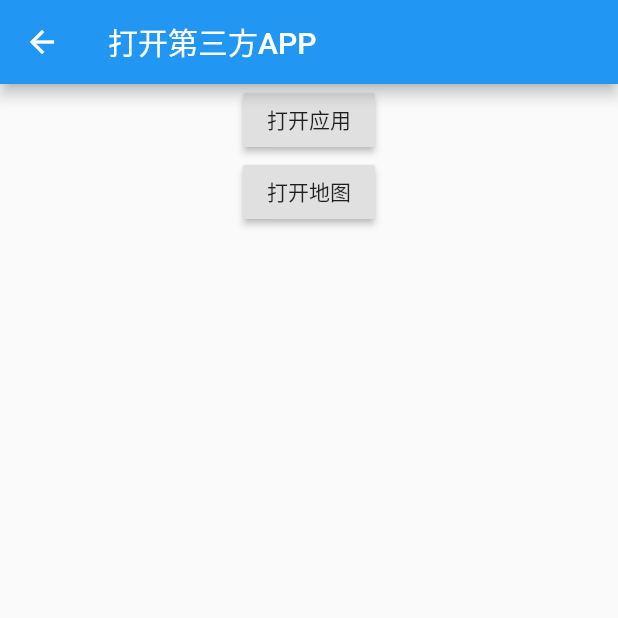
After one commit to zzzhim/flutter-----1, a Flutter app: the LauncherPage screen opened by its route, after a tap on "打开应用", on a phone screen of 412 x 824 dp, the top half of it. The commit adds this screen. Run offline on Flutter 3.47's test engine with Material 2 defaults, Android fonts, the phone set to English and light mode, and no system bars; missing offline and left inert: flutter_color_plugin.

Commit message:
flutter 打开应用

```diff
--- /dev/null
+++ b/lib/launcher_page.dart
@@ -0,0 +1,55 @@
+import 'package:flutter/material.dart';
+import 'package:url_launcher/url_launcher.dart';
+
+class LauncherPage extends StatefulWidget {
+  const LauncherPage({Key? key}) : super(key: key);
+
+  @override
+  _LauncherPage createState() => _LauncherPage();
+}
+
+class _LauncherPage extends State<LauncherPage> {
+  String _url = "https://flutter.dev";
+
+  @override
+  Widget build(BuildContext context) {
+    return Scaffold(
+        appBar: AppBar(
+          title: Text('打开第三方APP'),
+        ),
+        body: Center(
+          child: Column(
+            children: <Widget>[
+              RaisedButton(
+                onPressed: () => _launchURL(),
+                child: Text('打开应用'),
+              ),
+              RaisedButton(
+                onPressed: () => _launchURL(),
+                child: Text('打开地图'),
+              )
+            ],
+          ),
+        ));
+  }
+
+  void _launchURL() async {
+    if (!await launch(_url)) throw 'Could not launch $_url';
+  }
+
+  _openMap() async {
+    // Android
+    const url = 'geo:5.32,4.917'; // APP开发者提供的 schema
+    if (await canLaunch(url)) {
+      await launch(url);
+    } else {
+      // iOS
+      const url = 'http://maps.apple.com/?ll=53.32.4.917';
+      if (await canLaunch(url)) {
+        await launch(url);
+      } else {
+        throw '无法打开map';
+      }
+    }
+  }
+}
--- a/lib/main.dart
+++ b/lib/main.dart
@@ -4,6 +4,7 @@ import 'package:flutter_application_1/flutter_layout_page.dart';
 import 'package:flutter_application_1/function_learn.dart';
 import 'package:flutter_application_1/generic_learn.dart';
 import 'package:flutter_application_1/gesture_page.dart';
+import 'package:flutter_application_1/launcher_page.dart';
 import 'package:flutter_application_1/less_group_page.dart';
 import 'package:flutter_application_1/opp_learn.dart';
 import 'package:flutter_application_1/plugin_use.dart';
@@ -38,6 +39,7 @@ class MyApp extends StatelessWidget {
           'ful': (BuildContext context) => StateFulGroup(),
           'layout': (BuildContext context) => FlutterLayoutPage(),
           'gesture': (BuildContext context) => GesturePage(),
+          'launch': (BuildContext context) => LauncherPage(),
         });
   }
 }
@@ -81,6 +83,7 @@ class _RouteNavigatorState extends State<RouteNavigator> {
           _item('StateFulGroup', StateFulGroup(), 'ful'),
           _item('FlutterLayoutPage', FlutterLayoutPage(), 'layout'),
           _item('GesturePage', GesturePage(), 'gesture'),
+          _item('LauncherPage', LauncherPage(), 'launch'),
         ],
       ),
     );
--- a/pubspec.yaml
+++ b/pubspec.yaml
@@ -35,6 +35,7 @@ dependencies:
   # Use with the CupertinoIcons class for iOS style icons.
   cupertino_icons: ^1.0.2
   flutter_color_plugin: ^1.1.0
+  url_launcher: ^6.0.17
 
 dev_dependencies:
   flutter_test:
```
Also changed, not shown: pubspec.lock, 2 other files.
